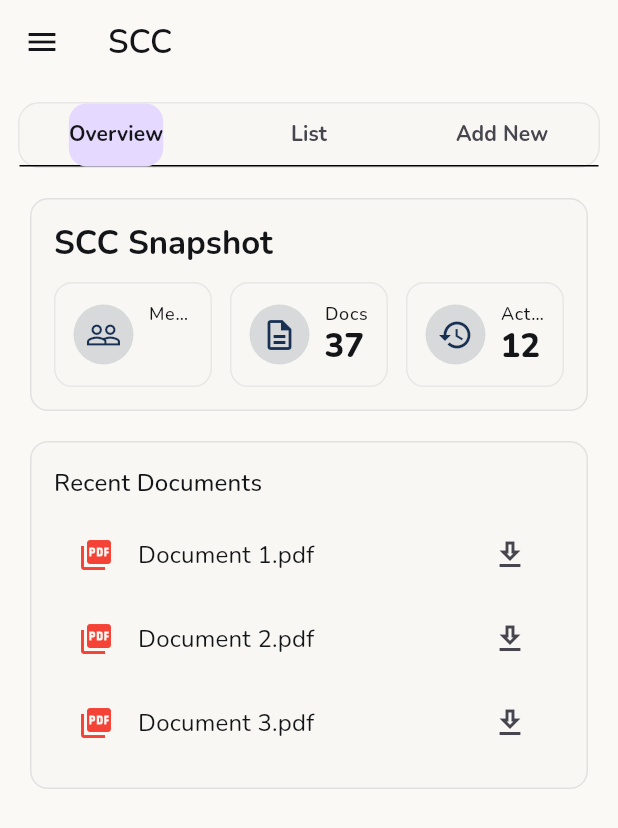
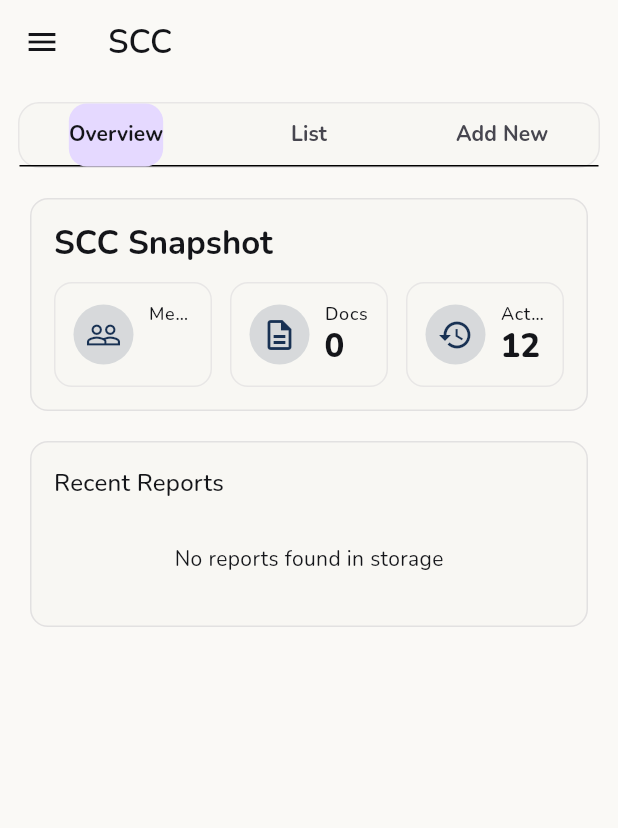
Before and after one commit to weslife911/PARISH_CONNECT, a Flutter app: the ActivitiesScreen screen opened by its route, in the side drawer, after a tap on "SCC", on a phone screen of 412 x 824 dp. Shown: the top 828 px of the screen. Run offline on Flutter 3.47's test engine with Material 3 defaults, Android fonts, the phone set to English and light mode, and no system bars; drawn by our look-alikes of toastification; our stand-ins replace flutter_animate, flutter_riverpod, go_router, google_fonts, image_picker, loading_animation_widget and 7 more; missing offline and left inert: cloudinary_public; accounts and stored records are empty; network calls fail.

Commit message:
working on share functionality

```diff
--- a/parish_connect/lib/components/overviews/scc_overview_tab.dart
+++ b/parish_connect/lib/components/overviews/scc_overview_tab.dart
@@ -1,14 +1,83 @@
+import 'dart:io';
 import 'package:flutter/material.dart';
 import 'package:flutter_riverpod/flutter_riverpod.dart';
 import 'package:parish_connect/components/section/stat_chip.dart';
+import 'package:parish_connect/utils/logger_util.dart';
 import 'package:parish_connect/widgets/helpers.dart';
 import 'package:toastification/toastification.dart';
+import 'package:path_provider/path_provider.dart';
+import 'package:share_plus/share_plus.dart';
 
-class SCCOverviewTab extends ConsumerWidget {
+class SCCOverviewTab extends ConsumerStatefulWidget {
   const SCCOverviewTab({super.key, required this.title});
   final String title;
+
   @override
-  Widget build(BuildContext context, WidgetRef ref) {
+  ConsumerState<SCCOverviewTab> createState() => _SCCOverviewTabState();
+}
+
+class _SCCOverviewTabState extends ConsumerState<SCCOverviewTab> {
+  List<File> _downloadedFiles = [];
+
+  @override
+  void initState() {
+    super.initState();
+    _loadDownloadedFiles();
+  }
+
+  Future<void> _loadDownloadedFiles() async {
+    final directory = await getExternalStorageDirectory();
+    if (directory != null) {
+      final sccDir = Directory('${directory.path}/SCC_Reports');
+      if (await sccDir.exists()) {
+        setState(() {
+          _downloadedFiles = sccDir
+              .listSync()
+              .whereType<File>()
+              .where((file) => file.path.endsWith('.pdf'))
+              .toList();
+        });
+      }
+    }
+  }
+
+  Future<void> _shareFile(File file) async {
+    try {
+      final XFile xFile = XFile(file.path);
+
+      final params = ShareParams(
+        files: [xFile],
+        text: 'Sharing SCC Report: ${file.path.split('/').last}',
+        title: 'SCC Report Share',
+      );
+
+      final result = await SharePlus.instance.share(params);
+
+      if (result.status == ShareResultStatus.success) {
+        if (mounted) {
+          showToast(
+            context,
+            "File shared successfully!",
+            type: ToastificationType.success,
+          );
+        }
+      } else if (result.status == ShareResultStatus.dismissed) {
+        logger.d("User closed the share sheet without sharing.");
+      }
+    } catch (e) {
+      logger.e("Share Error", error: e);
+      if (mounted) {
+        showToast(
+          context,
+          "An error occurred while trying to share.",
+          type: ToastificationType.error,
+        );
+      }
+    }
+  }
+
+  @override
+  Widget build(BuildContext context) {
     final cs = Theme.of(context).colorScheme;
     return ListView(
       padding: const EdgeInsets.all(16),
@@ -19,28 +88,38 @@ class SCCOverviewTab extends ConsumerWidget {
             child: Column(
               crossAxisAlignment: CrossAxisAlignment.start,
               children: [
-                Text('$title Snapshot',
-                    style: Theme.of(context)
-                        .textTheme
-                        .titleLarge
-                        ?.copyWith(fontWeight: FontWeight.w700)),
+                Text(
+                  '${widget.title} Snapshot',
+                  style: Theme.of(
+                    context,
+                  ).textTheme.titleLarge?.copyWith(fontWeight: FontWeight.w700),
+                ),
                 const SizedBox(height: 12),
                 Row(
-                  // Set the spacing property to handle the gaps
-                  // and remove the separate SizedBox widgets
                   mainAxisAlignment: MainAxisAlignment.spaceBetween,
-                  children: const [
-                    // The children are expanded to take equal space
+                  children: [
                     Expanded(
-                      child: StatChip(icon: Icons.people_outline, label: 'Members', value: '124'),
+                      child: StatChip(
+                        icon: Icons.people_outline,
+                        label: 'Members',
+                        value: '124',
+                      ),
                     ),
-                    SizedBox(width: 12), // Keep fixed spacing
+                    const SizedBox(width: 12),
                     Expanded(
-                      child: StatChip(icon: Icons.description_outlined, label: 'Docs', value: '37'),
+                      child: StatChip(
+                        icon: Icons.description_outlined,
+                        label: 'Docs',
+                        value: _downloadedFiles.length.toString(),
+                      ),
                     ),
-                    SizedBox(width: 12), // Keep fixed spacing
+                    const SizedBox(width: 12),
                     Expanded(
-                      child: StatChip(icon: Icons.history, label: 'Activities', value: '12'),
+                      child: StatChip(
+                        icon: Icons.history,
+                        label: 'Activities',
+                        value: '12',
+                      ),
                     ),
                   ],
                 ),
@@ -55,22 +134,57 @@ class SCCOverviewTab extends ConsumerWidget {
             child: Column(
               crossAxisAlignment: CrossAxisAlignment.start,
               children: [
-                Text('Recent Documents', style: Theme.of(context).textTheme.titleMedium),
+                Text(
+                  'Recent Reports',
+                  style: Theme.of(context).textTheme.titleMedium,
+                ),
                 const SizedBox(height: 8),
-                ...List.generate(
-                  3,
-                  (i) => ListTile(
-                    leading: const Icon(Icons.picture_as_pdf, color: Colors.red),
-                    title: Text('Document ${i + 1}.pdf'),
-                    trailing:
-                        Icon(Icons.download_outlined, color: cs.onSurfaceVariant),
-                    onTap: () => showToast(context, 'Download started', type: ToastificationType.success),
-                  ),
-                )
+                _downloadedFiles.isEmpty
+                    ? const Padding(
+                        padding: EdgeInsets.symmetric(vertical: 20),
+                        child: Center(
+                          child: Text('No reports found in storage'),
+                        ),
+                      )
+                    : Column(
+                        children: _downloadedFiles.map((file) {
+                          final fileName = file.path.split('/').last;
+                          return ListTile(
+                            leading: const Icon(
+                              Icons.picture_as_pdf,
+                              color: Colors.red,
+                            ),
+                            title: Text(
+                              fileName,
+                              overflow: TextOverflow.ellipsis,
+                              style: const TextStyle(fontSize: 14),
+                            ),
+                            trailing: Row(
+                              mainAxisSize: MainAxisSize.min,
+                              children: [
+                                IconButton(
+                                  icon: Icon(Icons.share, color: cs.primary),
+                                  onPressed: () => _shareFile(file),
+                                ),
+                                Icon(
+                                  Icons.check_circle,
+                                  color: Colors.green[700],
+                                  size: 20,
+                                ),
+                              ],
+                            ),
+                            onTap: () => showToast(
+                              context,
+                              'Opening $fileName',
+                              type: ToastificationType.info,
+                            ),
+                          );
+                        }).toList(),
+                      ),
               ],
             ),
           ),
-        )
+        ),
       ],
     );
   }
--- a/parish_connect/lib/components/section/list_tab.dart
+++ b/parish_connect/lib/components/section/list_tab.dart
@@ -74,7 +74,7 @@ class ListTab extends ConsumerWidget {
               ),
               onTap: () => Navigator.of(
                 context,
-              ).push(AnimatedRoute(SCCDetailView(report: record))),
+              ).push(animatedRoute(SCCDetailView(report: record))),
             ),
           );
         } else if (sectionTitle == "Parish") {
@@ -121,7 +121,7 @@ class ListTab extends ConsumerWidget {
               ),
               onTap: () => Navigator.of(
                 context,
-              ).push(AnimatedRoute(ParishDetailView(report: record))),
+              ).push(animatedRoute(ParishDetailView(report: record))),
             ),
           );
         } else {
--- a/parish_connect/lib/screens/authorized/home_screen.dart
+++ b/parish_connect/lib/screens/authorized/home_screen.dart
@@ -95,7 +95,7 @@ class HomeScreen extends ConsumerWidget {
                       title: 'Admin',
                       onTap: () => Navigator.of(
                         context,
-                      ).push(AnimatedRoute(const AdminDashboardScreen())),
+                      ).push(animatedRoute(const AdminDashboardScreen())),
                     )
                     .animate(delay: 240.ms)
                     .fadeIn(duration: 300.ms)
@@ -126,6 +126,6 @@ class HomeScreen extends ConsumerWidget {
   }
 
   void _openSection(BuildContext context, String title) {
-    Navigator.of(context).push(AnimatedRoute(SectionScreen(title: title)));
+    Navigator.of(context).push(animatedRoute(SectionScreen(title: title)));
   }
 }
--- a/parish_connect/lib/widgets/app_drawer.dart
+++ b/parish_connect/lib/widgets/app_drawer.dart
@@ -5,7 +5,7 @@ import 'package:parish_connect/repositories/storage/local_storage_repository.dar
 import 'package:go_router/go_router.dart';
 import '../main.dart';
 import '../screens/authorized/section_screen.dart';
-import 'helpers.dart'; // For AnimatedRoute
+import 'helpers.dart'; // For animatedRoute
 import 'package:parish_connect/repositories/auth/check_auth_repository.dart';
 
 class AppDrawer extends ConsumerWidget {
@@ -89,7 +89,7 @@ class AppDrawer extends ConsumerWidget {
                       Navigator.pop(context);
                       Navigator.of(
                         context,
-                      ).push(AnimatedRoute(SectionScreen(title: 'SCC')));
+                      ).push(animatedRoute(SectionScreen(title: 'SCC')));
                     },
                   ),
                   ListTile(
@@ -102,7 +102,7 @@ class AppDrawer extends ConsumerWidget {
                       Navigator.pop(context);
                       Navigator.of(
                         context,
-                      ).push(AnimatedRoute(SectionScreen(title: 'Parish')));
+                      ).push(animatedRoute(SectionScreen(title: 'Parish')));
                     },
                   ),
                   ListTile(
@@ -114,7 +114,7 @@ class AppDrawer extends ConsumerWidget {
                     onTap: () {
                       Navigator.pop(context);
                       Navigator.of(context).push(
-                        AnimatedRoute(SectionScreen(title: 'Mission Station')),
+                        animatedRoute(SectionScreen(title: 'Mission Station')),
                       );
                     },
                   ),
@@ -128,7 +128,7 @@ class AppDrawer extends ConsumerWidget {
                       Navigator.pop(context);
                       Navigator.of(
                         context,
-                      ).push(AnimatedRoute(SectionScreen(title: 'Deanery')));
+                      ).push(animatedRoute(SectionScreen(title: 'Deanery')));
                     },
                   ),
                   Divider(),
--- a/parish_connect/lib/widgets/helpers.dart
+++ b/parish_connect/lib/widgets/helpers.dart
@@ -1,21 +1,23 @@
 import 'package:flutter/material.dart';
 import 'package:toastification/toastification.dart';
 
-// =============================================================================
-// HELPERS
-// =============================================================================
-
-Route AnimatedRoute(Widget child) {
+Route animatedRoute(Widget child) {
   return PageRouteBuilder(
     transitionDuration: const Duration(milliseconds: 350),
     reverseTransitionDuration: const Duration(milliseconds: 300),
     pageBuilder: (context, animation, secondaryAnimation) => child,
     transitionsBuilder: (context, animation, secondaryAnimation, child) {
-      final curved = CurvedAnimation(parent: animation, curve: Curves.easeOutCubic);
+      final curved = CurvedAnimation(
+        parent: animation,
+        curve: Curves.easeOutCubic,
+      );
       return FadeTransition(
         opacity: curved,
         child: SlideTransition(
-          position: Tween(begin: const Offset(0, 0.06), end: Offset.zero).animate(curved),
+          position: Tween(
+            begin: const Offset(0, 0.06),
+            end: Offset.zero,
+          ).animate(curved),
           child: child,
         ),
       );
@@ -23,7 +25,11 @@ Route AnimatedRoute(Widget child) {
   );
 }
 
-void showToast(BuildContext context, String msg, {ToastificationType type = ToastificationType.info}) {
+void showToast(
+  BuildContext context,
+  String msg, {
+  ToastificationType type = ToastificationType.info,
+}) {
   try {
     toastification.show(
       context: context,
@@ -35,7 +41,6 @@ void showToast(BuildContext context, String msg, {ToastificationType type = Toas
       showProgressBar: true,
     );
   } catch (_) {
-    // Fallback to SnackBar in unlikely case toastification fails
     ScaffoldMessenger.of(context).showSnackBar(SnackBar(content: Text(msg)));
   }
 }
--- a/parish_connect/pubspec.yaml
+++ b/parish_connect/pubspec.yaml
@@ -52,6 +52,7 @@ dependencies:
   image_picker: ^1.2.1
   google_generative_ai: ^0.4.0
   cloudinary_public: ^0.23.1
+  share_plus: ^13.1.0
 
 dev_dependencies:
   flutter_test:
```
Also changed, not shown: parish_connect/pubspec.lock, 5 other files.
